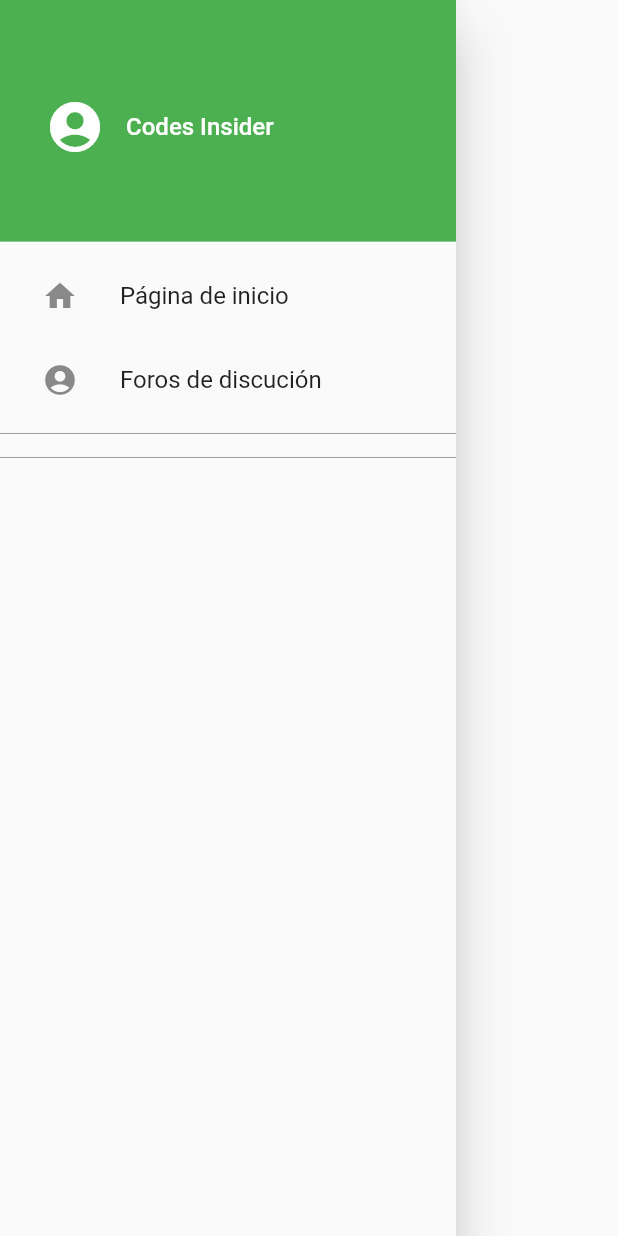
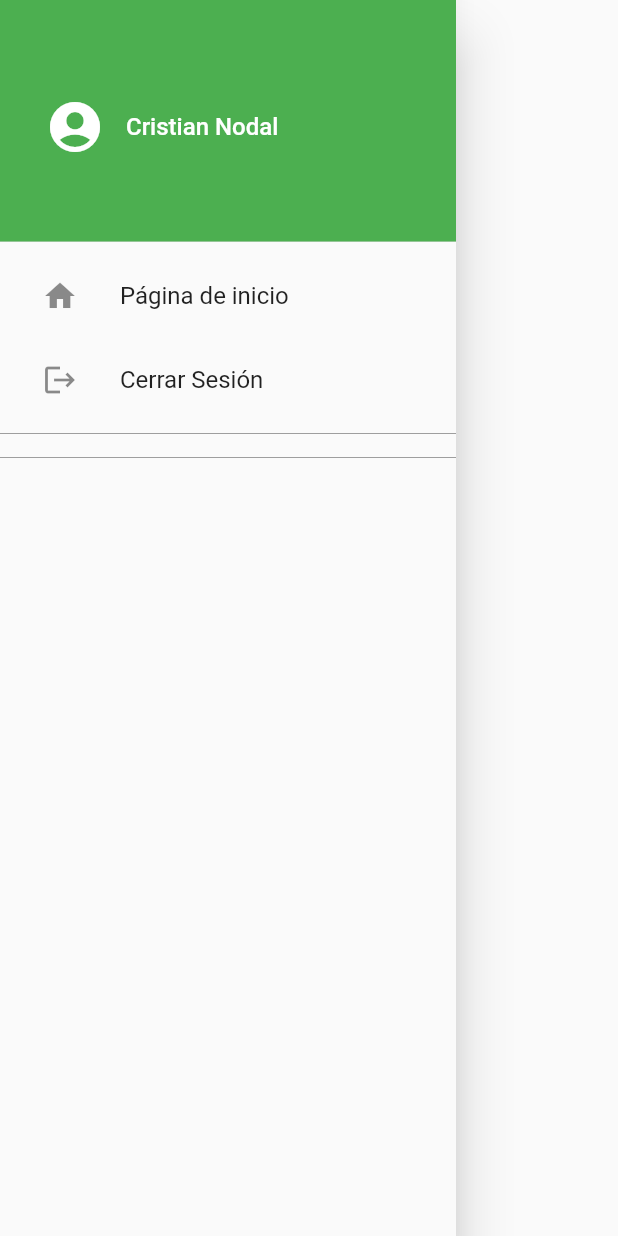
Before and after one commit to HackathonNicaragua2019/Ackerman, a Flutter app: the NavDrawer widget shown alone on an empty page, opened directly, on a phone screen of 412 x 824 dp. Run offline on Flutter 3.47's test engine with Material 2 defaults, Android fonts, the phone set to English and light mode, and no system bars.

Commit message:
Fix: Actualización de drawer page

```diff
--- a/lib/views/navdrawer_page.dart
+++ b/lib/views/navdrawer_page.dart
@@ -26,7 +26,7 @@ class NavDrawer extends StatelessWidget {
                   Expanded(
                     flex: 6,
                     child: Text(
-                      "Codes Insider",
+                      "Cristian Nodal",
                       style: TextStyle(
                         color: Colors.white,
                         fontSize: 16,
@@ -50,9 +50,9 @@ class NavDrawer extends StatelessWidget {
             },
           ),
           ListTile(
-            title: Text("Foros de discución"),
+            title: Text("Cerrar Sesión"),
             leading: IconButton(
-              icon: Icon(Icons.account_circle),
+              icon: Icon(Icons.logout),
               onPressed: () {
                 Navigator.of(context).pop();
               },
@@ -61,6 +61,7 @@ class NavDrawer extends StatelessWidget {
               Navigator.of(context).pop();
               Navigator.of(context).push(MaterialPageRoute(
                   builder: (BuildContext context) => listaForo()));
+              //Reparar la salida para cerrar sesion y redirigir a homepage
             },
           ),
           Divider(
```
